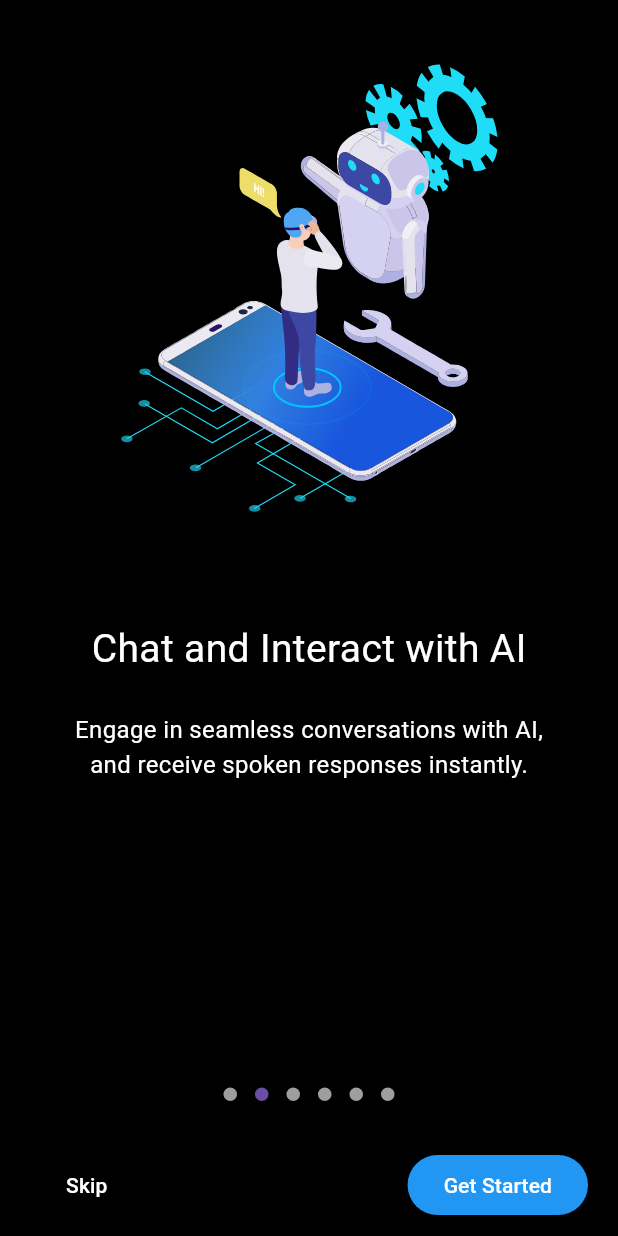
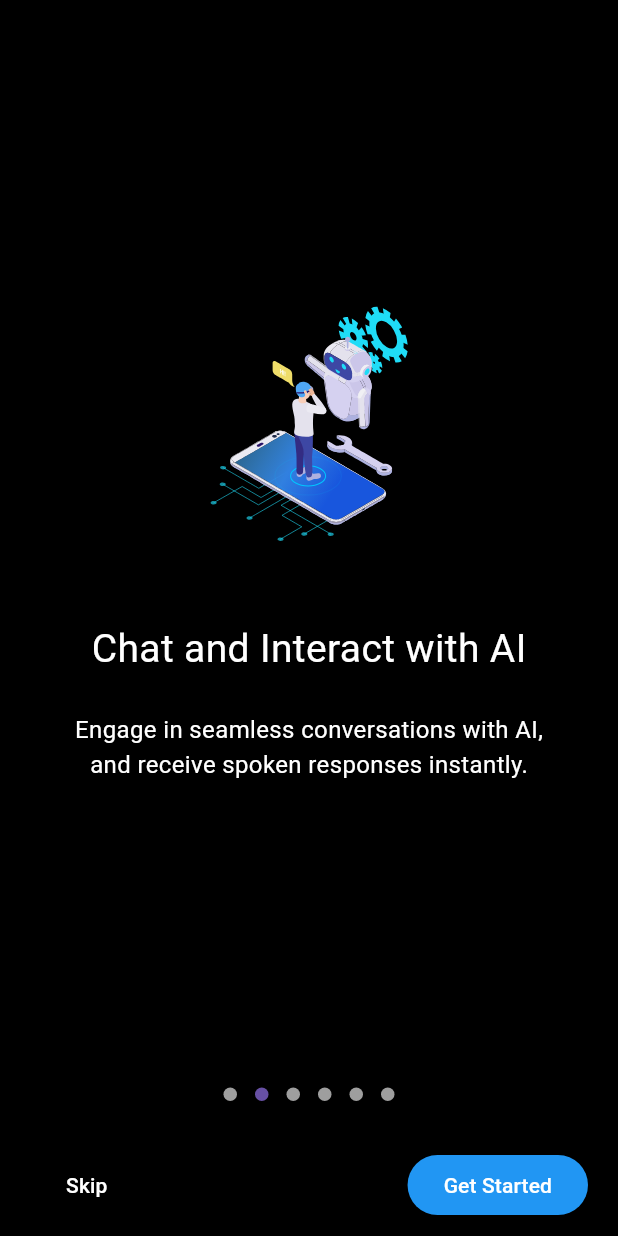
Before and after one commit to kunal-gangani/Vocal-Lens-Voice-Assist-Application, a Flutter app: the ApplicationFeaturesPage screen opened directly, swiped to page 2, on a phone screen of 412 x 824 dp. Run offline on Flutter 3.47's test engine with Material 3 defaults, Android fonts, the phone set to English and light mode, and no system bars; drawn by our look-alikes of introduction_screen; our stand-ins replace cloud_firestore, easy_localization, firebase_auth, firebase_core, firebase_storage, flutter_screenutil and 14 more; missing offline and left inert: flexify, flutter_glow; accounts and stored records are empty; project files that could hold a hidden picture were left out.

Commit message:
01-02-2025 01-00

```diff
--- /dev/null
+++ b/lib/Views/ApplicationFeaturesPage/Widgets/normal_widgets.dart
@@ -0,0 +1,24 @@
+import 'package:flutter/material.dart';
+import 'package:flutter_screenutil/flutter_screenutil.dart';
+import 'package:lottie/lottie.dart';
+
+TextStyle titleTextStyle() {
+  return TextStyle(
+    color: Colors.white,
+    fontSize: 26.sp,
+  );
+}
+
+TextStyle bodyTextStyle() {
+  return TextStyle(
+    fontSize: 16.sp,
+    color: Colors.white,
+  );
+}
+
+LottieBuilder lottieWidget({required String lottiePath}) {
+  return Lottie.asset(
+    lottiePath,
+    height: 200.h,
+  );
+}
--- a/lib/Views/ApplicationFeaturesPage/application_features_page.dart
+++ b/lib/Views/ApplicationFeaturesPage/application_features_page.dart
@@ -1,7 +1,8 @@
 import 'package:flutter/material.dart';
 import 'package:flexify/flexify.dart';
+import 'package:flutter_screenutil/flutter_screenutil.dart';
 import 'package:introduction_screen/introduction_screen.dart';
-import 'package:lottie/lottie.dart';
+import 'package:vocal_lens/Views/ApplicationFeaturesPage/Widgets/normal_widgets.dart';
 import 'package:vocal_lens/Views/LoginPage/login_page.dart';
 
 class ApplicationFeaturesPage extends StatelessWidget {
@@ -17,15 +18,17 @@ class ApplicationFeaturesPage extends StatelessWidget {
 
   @override
   Widget build(BuildContext context) {
-    const pageDecoration = PageDecoration(
+    PageDecoration pageDecoration = PageDecoration(
       titleTextStyle: TextStyle(
-        fontSize: 28.0,
+        fontSize: 28.sp,
         fontWeight: FontWeight.w700,
       ),
       bodyTextStyle: TextStyle(
-        fontSize: 19.0,
+        fontSize: 19.sp,
       ),
-      bodyPadding: EdgeInsets.symmetric(horizontal: 16.0),
+      bodyPadding: const EdgeInsets.symmetric(
+        horizontal: 16.0,
+      ),
       pageColor: Colors.black,
       imagePadding: EdgeInsets.zero,
     );
@@ -36,29 +39,23 @@ class ApplicationFeaturesPage extends StatelessWidget {
           globalBackgroundColor: Colors.black,
           pages: [
             PageViewModel(
-              image: Lottie.asset(
+              image: lottieWidget(
+                lottiePath:
                     "lib/Views/ApplicationFeaturesPage/Assets/loader_1.json",
-                height: 200,
               ),
-              titleWidget: const Center(
+              titleWidget: Center(
                 child: Text(
                   "Welcome to VocalLens",
-                  style: TextStyle(
-                    color: Colors.white,
-                    fontSize: 26,
+                  style: titleTextStyle(),
                 ),
               ),
-              ),
-              bodyWidget: const Center(
+              bodyWidget: Center(
                 child: Column(
                   mainAxisAlignment: MainAxisAlignment.center,
                   children: [
                     Text(
                       "Discover how to make the most of our app",
-                      style: TextStyle(
-                        fontSize: 16,
-                        color: Colors.white,
-                      ),
+                      style: bodyTextStyle(),
                     ),
                   ],
                 ),
@@ -66,193 +63,139 @@ class ApplicationFeaturesPage extends StatelessWidget {
               decoration: pageDecoration,
             ),
             PageViewModel(
-              image: Lottie.asset(
+              image: lottieWidget(
+                lottiePath:
                     "lib/Views/ApplicationFeaturesPage/Assets/ai_loader.json",
-                height: 600,
               ),
-              titleWidget: const Center(
+              titleWidget: Center(
                 child: Text(
                   "Chat and Interact with AI",
-                  style: TextStyle(
-                    color: Colors.white,
-                    fontSize: 26,
+                  style: titleTextStyle(),
                 ),
               ),
-              ),
-              bodyWidget: const Column(
+              bodyWidget: Column(
                 crossAxisAlignment: CrossAxisAlignment.center,
                 mainAxisAlignment: MainAxisAlignment.center,
                 children: [
                   Text(
                     "Engage in seamless conversations with AI,",
-                    style: TextStyle(
-                      fontSize: 16,
-                      color: Colors.white,
-                    ),
+                    style: bodyTextStyle(),
                   ),
                   Text(
                     "and receive spoken responses instantly.",
-                    style: TextStyle(
-                      fontSize: 16,
-                      color: Colors.white,
-                    ),
+                    style: bodyTextStyle(),
                   )
                 ],
               ),
               decoration: pageDecoration,
             ),
             PageViewModel(
-              image: Lottie.asset(
+              image: lottieWidget(
+                lottiePath:
                     "lib/Views/ApplicationFeaturesPage/Assets/youtube_loader.json",
-                height: 200,
               ),
-              titleWidget: const Center(
+              titleWidget: Center(
                 child: Text(
                   "Seamless Video Streaming",
-                  style: TextStyle(
-                    color: Colors.white,
-                    fontSize: 26,
+                  style: titleTextStyle(),
                 ),
               ),
-              ),
-              bodyWidget: const Column(
+              bodyWidget: Column(
                 children: [
                   Text(
                     "Discover how to watch your favorite",
-                    style: TextStyle(
-                      fontSize: 16,
-                      color: Colors.white,
-                    ),
+                    style: bodyTextStyle(),
                   ),
                   Text(
                     "Youtube videos directly on VocalLens!",
-                    style: TextStyle(
-                      fontSize: 16,
-                      color: Colors.white,
-                    ),
+                    style: bodyTextStyle(),
                   ),
                 ],
               ),
               decoration: pageDecoration,
             ),
             PageViewModel(
-              image: Lottie.asset(
+              image: lottieWidget(
+                lottiePath:
                     "lib/Views/ApplicationFeaturesPage/Assets/loader_3.json",
-                height: 200,
               ),
-              titleWidget: const Center(
+              titleWidget: Center(
                 child: Text(
                   "Explore New Friends",
-                  style: TextStyle(
-                    color: Colors.white,
-                    fontSize: 26,
+                  style: titleTextStyle(),
                 ),
               ),
-              ),
-              bodyWidget: const Column(
+              bodyWidget: Column(
                 children: [
                   Text(
                     "Discover and connect with new friends on",
-                    style: TextStyle(
-                      fontSize: 16,
-                      color: Colors.white,
-                    ),
+                    style: bodyTextStyle(),
                   ),
                   Text(
                     "VocalLens, just like on social media!",
-                    style: TextStyle(
-                      fontSize: 16,
-                      color: Colors.white,
-                    ),
+                    style: bodyTextStyle(),
                   ),
                 ],
               ),
               decoration: pageDecoration,
             ),
             PageViewModel(
-              image: Lottie.asset(
+              image: lottieWidget(
+                lottiePath:
                     "lib/Views/ApplicationFeaturesPage/Assets/voice_loader.json",
-                height: 200,
               ),
-              titleWidget: const Center(
+              titleWidget: Center(
                 child: Text(
                   "Voice Commands",
-                  style: TextStyle(
-                    color: Colors.white,
-                    fontSize: 26,
+                  style: titleTextStyle(),
                 ),
               ),
-              ),
-              bodyWidget: const Column(
+              bodyWidget: Column(
                 children: [
                   Text(
                     "Control the app effortlessly with minimal",
-                    style: TextStyle(
-                      fontSize: 16,
-                      color: Colors.white,
-                    ),
+                    style: bodyTextStyle(),
                   ),
                   Text(
                     "touch interaction, using only voice",
-                    style: TextStyle(
-                      fontSize: 16,
-                      color: Colors.white,
-                    ),
+                    style: bodyTextStyle(),
                   ),
                   Text(
                     "commands.",
-                    style: TextStyle(
-                      fontSize: 16,
-                      color: Colors.white,
-                    ),
+                    style: bodyTextStyle(),
                   ),
                 ],
               ),
               decoration: pageDecoration,
             ),
             PageViewModel(
-              image: Lottie.asset(
+              image: lottieWidget(
+                lottiePath:
                     "lib/Views/ApplicationFeaturesPage/Assets/final_loader.json",
-                height: 200,
               ),
-              titleWidget: const Center(
+              titleWidget: Center(
                 child: Text(
                   "Enjoy the Experience",
-                  style: TextStyle(
-                    color: Colors.white,
-                    fontSize: 26,
+                  style: titleTextStyle(),
                 ),
               ),
-              ),
-              bodyWidget: const Column(
+              bodyWidget: Column(
                 children: [
                   Text(
                     "You're all set! While this is the final slide,",
-                    style: TextStyle(
-                      fontSize: 16,
-                      color: Colors.white,
-                    ),
+                    style: bodyTextStyle(),
                   ),
                   Text(
                     "VocalLens offers many more exciting",
-                    style: TextStyle(
-                      fontSize: 16,
-                      color: Colors.white,
-                    ),
+                    style: bodyTextStyle(),
                   ),
                   Text(
                     "features waiting for you to explore. Enjoy",
-                    style: TextStyle(
-                      fontSize: 16,
-                      color: Colors.white,
-                    ),
+                    style: bodyTextStyle(),
                   ),
                   Text(
                     "the journey!",
-                    style: TextStyle(
-                      fontSize: 16,
-                      color: Colors.white,
-                    ),
+                    style: bodyTextStyle(),
                   ),
                 ],
               ),
@@ -276,24 +219,20 @@ class ApplicationFeaturesPage extends StatelessWidget {
                   style: ElevatedButton.styleFrom(
                     backgroundColor: Colors.transparent,
                     elevation: 0,
+                    foregroundColor: Colors.white,
                   ),
                   child: const Text(
                     "Skip",
-                    style: TextStyle(
-                      color: Colors.white,
-                    ),
                   ),
                 ),
                 ElevatedButton(
                   onPressed: () => _onIntroEnd(context),
                   style: ElevatedButton.styleFrom(
                     backgroundColor: Colors.blue,
+                    foregroundColor: Colors.white,
                   ),
                   child: const Text(
                     "Get Started",
-                    style: TextStyle(
-                      color: Colors.white,
-                    ),
                   ),
                 ),
               ],
--- a/lib/Views/HomePage/Widgets/action_buttons.dart
+++ b/lib/Views/HomePage/Widgets/action_buttons.dart
@@ -1,4 +1,5 @@
 import 'package:flutter/material.dart';
+import 'package:flutter_screenutil/flutter_screenutil.dart';
 
 Widget actionButton({
   required IconData icon,
@@ -12,7 +13,7 @@ Widget actionButton({
     icon: Icon(icon, color: textColor),
     label: Text(label, style: TextStyle(color: textColor)),
     style: ElevatedButton.styleFrom(
-      minimumSize: const Size(160, 60),
+      minimumSize:  Size(160.w, 60.h),
       backgroundColor: buttonColor,
       shape: RoundedRectangleBorder(
         borderRadius: BorderRadius.circular(20),
--- a/lib/Views/HomePage/Widgets/appbar.dart
+++ b/lib/Views/HomePage/Widgets/appbar.dart
@@ -1,4 +1,5 @@
 import 'package:flutter/material.dart';
+import 'package:flutter_screenutil/flutter_screenutil.dart';
 import 'package:font_awesome_flutter/font_awesome_flutter.dart';
 import 'package:provider/provider.dart';
 import 'package:vocal_lens/Controllers/voice_to_text.dart';
@@ -7,11 +8,11 @@ import 'package:vocal_lens/Controllers/position_controller.dart';
 PreferredSizeWidget appBar({required BuildContext context}) {
   return AppBar(
     foregroundColor: Colors.white,
-    title: const Text(
+    title: Text(
       "VocalLens",
       style: TextStyle(
         fontWeight: FontWeight.bold,
-        fontSize: 22,
+        fontSize: 22.sp,
       ),
     ),
     centerTitle: true,
--- a/lib/Views/HomePage/Widgets/drawer.dart
+++ b/lib/Views/HomePage/Widgets/drawer.dart
@@ -1,4 +1,5 @@
 import 'package:flutter/material.dart';
+import 'package:flutter_screenutil/flutter_screenutil.dart';
 import 'package:provider/provider.dart';
 import 'package:vocal_lens/Controllers/voice_to_text.dart';
 
@@ -13,12 +14,12 @@ Widget customDrawer() {
             decoration: BoxDecoration(
               color: Colors.blueGrey.shade900,
             ),
-            child: const Center(
+            child:  Center(
               child: Text(
                 "VocalLens Menu",
                 style: TextStyle(
                   color: Colors.white,
-                  fontSize: 24,
+                  fontSize: 24.sp,
                   fontWeight: FontWeight.bold,
                 ),
               ),
--- a/lib/Views/HomePage/Widgets/navigation_widget.dart
+++ b/lib/Views/HomePage/Widgets/navigation_widget.dart
@@ -1,5 +1,6 @@
 import 'package:flutter/cupertino.dart';
 import 'package:flutter/material.dart';
+import 'package:flutter_screenutil/flutter_screenutil.dart';
 import 'package:font_awesome_flutter/font_awesome_flutter.dart';
 import 'package:provider/provider.dart';
 import 'package:vocal_lens/Controllers/navigation_controller.dart';
@@ -8,9 +9,9 @@ Widget navigationBar() {
   return Consumer<NavigationController>(builder: (context, value, _) {
     return NavigationBarTheme(
       data: NavigationBarThemeData(
-        labelTextStyle: const WidgetStatePropertyAll(
+        labelTextStyle: WidgetStatePropertyAll(
           TextStyle(
-            fontSize: 12.0,
+            fontSize: 12.0.sp,
             color: Colors.white,
           ),
         ),
```
Also changed, not shown: lib/MyApp/my_app.dart (+5 -5 lines), lib/Views/ChatSection/chat_section.dart (+8 -7 lines), lib/Views/ConnectionsRequestPage/connection_request_page.dart (+23 -22 lines), lib/Views/DetailedResponsePage/detailed_response_pages.dart (+15 -14 lines), lib/Views/FavouritesResponsesPage/favourite_responses_page.dart (+20 -16 lines), lib/Views/HomePage/Widgets/PageViews/chat_with_ai.dart (+20 -18 lines), lib/Views/HomePage/Widgets/PageViews/explore_friends_view.dart (+16 -13 lines), lib/Views/HomePage/Widgets/PageViews/home_page_view.dart (+26 -25 lines), lib/Views/HomePage/Widgets/PageViews/youtube_page_view.dart (+17 -15 lines), Assets/Logo/logo.jpg (added), 6 other files. Lines whose indentation alone changed are shown as unchanged.
